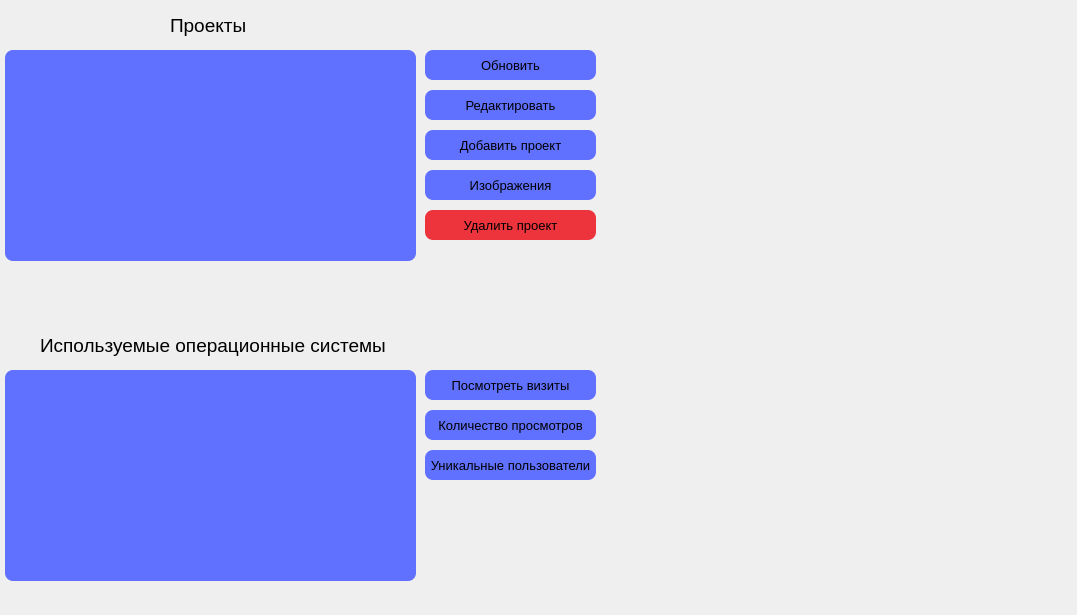
salebixn/diplom_DPI, file designes_ui/main_design.ui: the form before one commit.
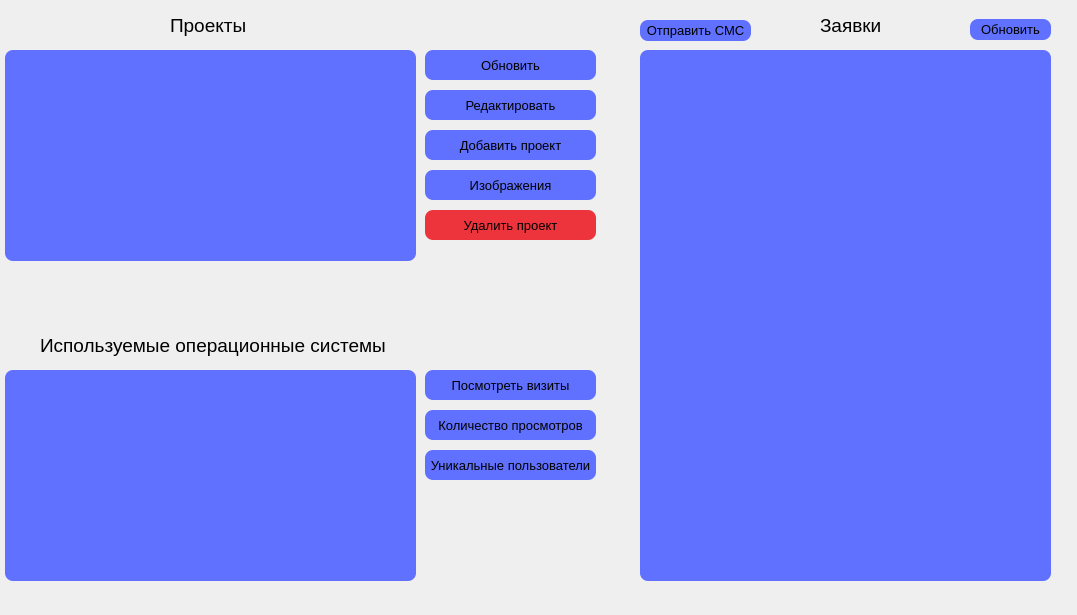
The form after the commit.

Commit message: commit alpha version, need to do images compression

Patch:
```diff
--- a/designes_ui/main_design.ui
+++ b/designes_ui/main_design.ui
@@ -1253,6 +1253,370 @@
     <bool>false</bool>
    </property>
   </widget>
+  <widget class="QListWidget" name="listWidget_3">
+   <property name="geometry">
+    <rect>
+     <x>640</x>
+     <y>50</y>
+     <width>411</width>
+     <height>531</height>
+    </rect>
+   </property>
+   <property name="styleSheet">
+    <string notr="true">QListWidget {
+background-color: rgb(96, 112, 255);
+border-radius: 8px;
+}
+
+ QScrollBar:vertical {
+     border: 2px solid grey;
+     background: rgb(96, 112, 255);
+     width: 10px;
+     margin: 22px 0 22px 0;
+ }
+ QScrollBar::handle:vertical {
+     background: #32CC99;
+     min-height: 20px;
+ }
+ QScrollBar::add-line:vertical {
+     border: 2px solid grey;
+     background: #32CC99;
+     height: 20px;
+     subcontrol-position: bottom;
+     subcontrol-origin: margin;
+ }
+
+ QScrollBar::sub-line:vertical {
+     border: 2px solid grey;
+     background: #32CC99;
+     height: 20px;
+     subcontrol-position: top;
+     subcontrol-origin: margin;
+ }
+ QScrollBar::up-arrow:vertical, QScrollBar::down-arrow:vertical {
+     border: 2px solid grey;
+     width: 3px;
+     height: 3px;
+     background: white;
+ }
+
+ QScrollBar::add-page:vertical, QScrollBar::sub-page:vertical {
+     background: none;
+ }
+
+QScrollBar:horizontal {
+    border: 2px solid grey;
+    background: rgb(96, 112, 255);
+    height: 10px;
+    margin: 0px 20px 0 20px;
+}
+QScrollBar::handle:horizontal {
+    background: #32CC99;
+    min-width: 20px;
+}
+
+QScrollBar::add-line:horizontal {
+    border: 2px solid grey;
+    background: #32CC99;
+    width: 20px;
+    subcontrol-position: right;
+    subcontrol-origin: margin;
+}
+
+QScrollBar::sub-line:horizontal {
+    border: 2px solid grey;
+    background: #32CC99;
+    width: 20px;
+    subcontrol-position: left;
+    subcontrol-origin: margin;
+}
+
+QScrollBar:left-arrow:horizontal, QScrollBar::right-arrow:horizontal {
+    border: 2px solid grey;
+    width: 3px;
+    height: 3px;
+    background: white;
+}
+
+QScrollBar::add-page:horizontal, QScrollBar::sub-page:horizontal {
+    background: none;
+}</string>
+   </property>
+  </widget>
+  <widget class="QLabel" name="label_3">
+   <property name="geometry">
+    <rect>
+     <x>820</x>
+     <y>10</y>
+     <width>101</width>
+     <height>31</height>
+    </rect>
+   </property>
+   <property name="font">
+    <font>
+     <pointsize>14</pointsize>
+    </font>
+   </property>
+   <property name="text">
+    <string>Заявки</string>
+   </property>
+  </widget>
+  <widget class="QPushButton" name="pushButton_11">
+   <property name="geometry">
+    <rect>
+     <x>970</x>
+     <y>19</y>
+     <width>81</width>
+     <height>21</height>
+    </rect>
+   </property>
+   <property name="sizePolicy">
+    <sizepolicy hsizetype="Expanding" vsizetype="Fixed">
+     <horstretch>0</horstretch>
+     <verstretch>0</verstretch>
+    </sizepolicy>
+   </property>
+   <property name="palette">
+    <palette>
+     <active>
+      <colorrole role="Button">
+       <brush brushstyle="SolidPattern">
+        <color alpha="255">
+         <red>96</red>
+         <green>112</green>
+         <blue>255</blue>
+        </color>
+       </brush>
+      </colorrole>
+      <colorrole role="Base">
+       <brush brushstyle="SolidPattern">
+        <color alpha="255">
+         <red>96</red>
+         <green>112</green>
+         <blue>255</blue>
+        </color>
+       </brush>
+      </colorrole>
+      <colorrole role="Window">
+       <brush brushstyle="SolidPattern">
+        <color alpha="255">
+         <red>96</red>
+         <green>112</green>
+         <blue>255</blue>
+        </color>
+       </brush>
+      </colorrole>
+     </active>
+     <inactive>
+      <colorrole role="Button">
+       <brush brushstyle="SolidPattern">
+        <color alpha="255">
+         <red>96</red>
+         <green>112</green>
+         <blue>255</blue>
+        </color>
+       </brush>
+      </colorrole>
+      <colorrole role="Base">
+       <brush brushstyle="SolidPattern">
+        <color alpha="255">
+         <red>96</red>
+         <green>112</green>
+         <blue>255</blue>
+        </color>
+       </brush>
+      </colorrole>
+      <colorrole role="Window">
+       <brush brushstyle="SolidPattern">
+        <color alpha="255">
+         <red>96</red>
+         <green>112</green>
+         <blue>255</blue>
+        </color>
+       </brush>
+      </colorrole>
+     </inactive>
+     <disabled>
+      <colorrole role="Button">
+       <brush brushstyle="SolidPattern">
+        <color alpha="255">
+         <red>96</red>
+         <green>112</green>
+         <blue>255</blue>
+        </color>
+       </brush>
+      </colorrole>
+      <colorrole role="Base">
+       <brush brushstyle="SolidPattern">
+        <color alpha="255">
+         <red>96</red>
+         <green>112</green>
+         <blue>255</blue>
+        </color>
+       </brush>
+      </colorrole>
+      <colorrole role="Window">
+       <brush brushstyle="SolidPattern">
+        <color alpha="255">
+         <red>96</red>
+         <green>112</green>
+         <blue>255</blue>
+        </color>
+       </brush>
+      </colorrole>
+     </disabled>
+    </palette>
+   </property>
+   <property name="font">
+    <font>
+     <pointsize>10</pointsize>
+    </font>
+   </property>
+   <property name="mouseTracking">
+    <bool>false</bool>
+   </property>
+   <property name="styleSheet">
+    <string notr="true">background-color: rgb(96, 112, 255);
+border-radius: 8px;</string>
+   </property>
+   <property name="text">
+    <string>Обновить</string>
+   </property>
+   <property name="default">
+    <bool>false</bool>
+   </property>
+   <property name="flat">
+    <bool>false</bool>
+   </property>
+  </widget>
+  <widget class="QPushButton" name="pushButton_12">
+   <property name="geometry">
+    <rect>
+     <x>640</x>
+     <y>20</y>
+     <width>111</width>
+     <height>21</height>
+    </rect>
+   </property>
+   <property name="sizePolicy">
+    <sizepolicy hsizetype="Expanding" vsizetype="Fixed">
+     <horstretch>0</horstretch>
+     <verstretch>0</verstretch>
+    </sizepolicy>
+   </property>
+   <property name="palette">
+    <palette>
+     <active>
+      <colorrole role="Button">
+       <brush brushstyle="SolidPattern">
+        <color alpha="255">
+         <red>96</red>
+         <green>112</green>
+         <blue>255</blue>
+        </color>
+       </brush>
+      </colorrole>
+      <colorrole role="Base">
+       <brush brushstyle="SolidPattern">
+        <color alpha="255">
+         <red>96</red>
+         <green>112</green>
+         <blue>255</blue>
+        </color>
+       </brush>
+      </colorrole>
+      <colorrole role="Window">
+       <brush brushstyle="SolidPattern">
+        <color alpha="255">
+         <red>96</red>
+         <green>112</green>
+         <blue>255</blue>
+        </color>
+       </brush>
+      </colorrole>
+     </active>
+     <inactive>
+      <colorrole role="Button">
+       <brush brushstyle="SolidPattern">
+        <color alpha="255">
+         <red>96</red>
+         <green>112</green>
+         <blue>255</blue>
+        </color>
+       </brush>
+      </colorrole>
+      <colorrole role="Base">
+       <brush brushstyle="SolidPattern">
+        <color alpha="255">
+         <red>96</red>
+         <green>112</green>
+         <blue>255</blue>
+        </color>
+       </brush>
+      </colorrole>
+      <colorrole role="Window">
+       <brush brushstyle="SolidPattern">
+        <color alpha="255">
+         <red>96</red>
+         <green>112</green>
+         <blue>255</blue>
+        </color>
+       </brush>
+      </colorrole>
+     </inactive>
+     <disabled>
+      <colorrole role="Button">
+       <brush brushstyle="SolidPattern">
+        <color alpha="255">
+         <red>96</red>
+         <green>112</green>
+         <blue>255</blue>
+        </color>
+       </brush>
+      </colorrole>
+      <colorrole role="Base">
+       <brush brushstyle="SolidPattern">
+        <color alpha="255">
+         <red>96</red>
+         <green>112</green>
+         <blue>255</blue>
+        </color>
+       </brush>
+      </colorrole>
+      <colorrole role="Window">
+       <brush brushstyle="SolidPattern">
+        <color alpha="255">
+         <red>96</red>
+         <green>112</green>
+         <blue>255</blue>
+        </color>
+       </brush>
+      </colorrole>
+     </disabled>
+    </palette>
+   </property>
+   <property name="font">
+    <font>
+     <pointsize>10</pointsize>
+    </font>
+   </property>
+   <property name="mouseTracking">
+    <bool>false</bool>
+   </property>
+   <property name="styleSheet">
+    <string notr="true">background-color: rgb(96, 112, 255);
+border-radius: 8px;</string>
+   </property>
+   <property name="text">
+    <string>Отправить СМС</string>
+   </property>
+   <property name="default">
+    <bool>false</bool>
+   </property>
+   <property name="flat">
+    <bool>false</bool>
+   </property>
+  </widget>
  </widget>
  <resources/>
  <connections/>
```
The commit also changes 9 other files.
